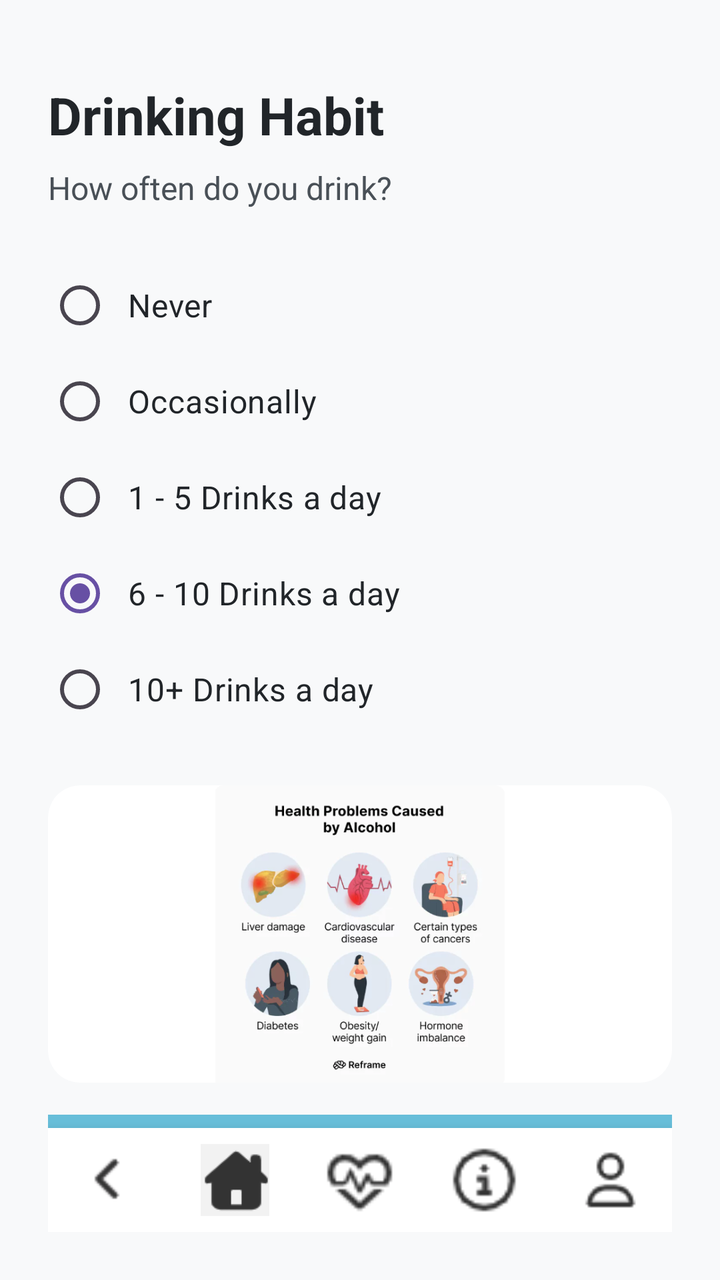
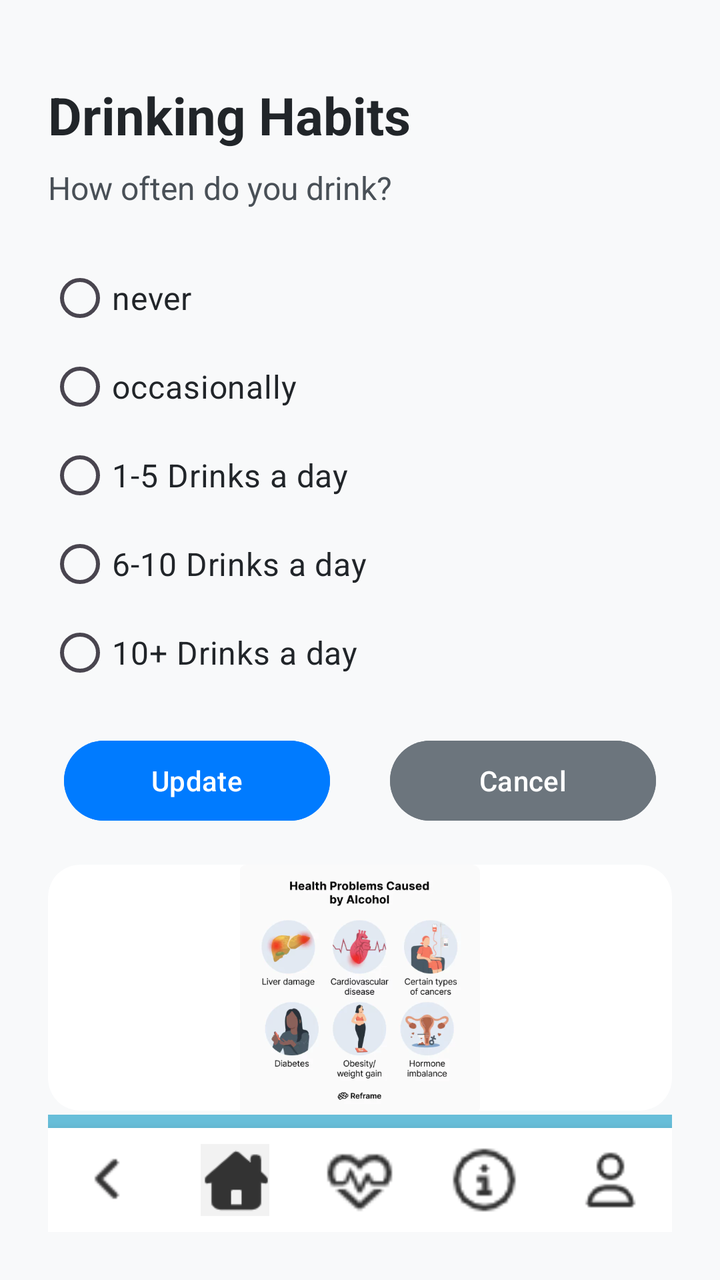

An Android layout rendered at two revisions. The XML below is the earlier revision; the diff shows what the commit changed to produce the second picture.
<!-- AndroidManifest.xml: application theme Theme.MAG01Y26 -->
<!-- res/layout/activity_drinking.xml -->
<?xml version="1.0" encoding="utf-8"?>
<LinearLayout xmlns:android="http://schemas.android.com/apk/res/android"
    xmlns:app="http://schemas.android.com/apk/res-auto"
    android:layout_width="match_parent"
    android:layout_height="match_parent"
    android:orientation="vertical"
    android:padding="24dp"
    android:background="#F8F9FA">

    <TextView
        android:id="@+id/tvTitle"
        android:layout_width="wrap_content"
        android:layout_height="wrap_content"
        android:layout_marginTop="16dp"
        android:text="Drinking Habit"
        android:textColor="#212529"
        android:textSize="26sp"
        android:textStyle="bold" />

    <TextView
        android:id="@+id/tvSubtitle"
        android:layout_width="wrap_content"
        android:layout_height="wrap_content"
        android:layout_marginTop="8dp"
        android:layout_marginBottom="24dp"
        android:text="How often do you drink?"
        android:textColor="#495057"
        android:textSize="16sp" />

    <RadioGroup
        android:id="@+id/rgHabits"
        android:layout_width="match_parent"
        android:layout_height="wrap_content"
        android:orientation="vertical">

        <RadioButton
            android:id="@+id/rbNever"
            android:layout_width="match_parent"
            android:layout_height="wrap_content"
            android:text="Never"
            android:textSize="16sp"
            android:padding="8dp"
            android:textColor="#212529"/>

        <RadioButton
            android:id="@+id/rbOccasionally"
            android:layout_width="match_parent"
            android:layout_height="wrap_content"
            android:text="Occasionally"
            android:textSize="16sp"
            android:padding="8dp"
            android:textColor="#212529"/>

        <RadioButton
            android:id="@+id/rb30_60"
            android:layout_width="match_parent"
            android:layout_height="wrap_content"
            android:padding="8dp"
            android:text="1 - 5 Drinks a day"
            android:textColor="#212529"
            android:textSize="16sp" />

        <RadioButton
            android:id="@+id/rb61_120"
            android:layout_width="match_parent"
            android:layout_height="wrap_content"
            android:checked="true"
            android:padding="8dp"
            android:text="6 - 10 Drinks a day"
            android:textColor="#212529"
            android:textSize="16sp" />

        <RadioButton
            android:id="@+id/rb120_180"
            android:layout_width="match_parent"
            android:layout_height="wrap_content"
            android:padding="8dp"
            android:text="10+ Drinks a day"
            android:textColor="#212529"
            android:textSize="16sp" />

    </RadioGroup>

    <androidx.cardview.widget.CardView
        android:layout_width="match_parent"
        android:layout_height="0dp"
        android:layout_weight="1"
        android:layout_marginTop="24dp"
        android:layout_marginBottom="16dp"
        app:cardCornerRadius="16dp"
        app:cardElevation="0dp">

        <ImageView
            android:id="@+id/ivInfographic"
            android:layout_width="match_parent"
            android:layout_height="match_parent"
            android:scaleType="fitCenter"
            android:src="@drawable/ic_drinking"
            android:contentDescription="Activity_drinking"/>
    </androidx.cardview.widget.CardView>
    <include layout="@layout/layout_blue_divider" />
    <LinearLayout
        android:id="@+id/bottomNavigationBar"
        android:layout_width="match_parent"
        android:layout_height="wrap_content"
        android:layout_alignParentBottom="true"
        android:orientation="horizontal"
        android:background="#FFFFFF"
        android:paddingTop="8dp"
        android:paddingBottom="8dp"
        android:elevation="8dp"
        android:weightSum="5">

        <ImageView
            android:id="@+id/btnBack"
            android:layout_width="0dp"
            android:layout_height="36dp"
            android:layout_weight="1"
            android:src="@drawable/ic_back"
            android:contentDescription="Back" />

        <ImageView
            android:id="@+id/btnHome"
            android:layout_width="0dp"
            android:layout_height="36dp"
            android:layout_weight="1"
            android:src="@drawable/ic_home_selected"
            android:contentDescription="Home" />

        <ImageView
            android:id="@+id/btnHeart"
            android:layout_width="0dp"
            android:layout_height="36dp"
            android:layout_weight="1"
            android:src="@drawable/ic_simulation"
            android:contentDescription="Simulation" />

        <ImageView
            android:id="@+id/btnInfo"
            android:layout_width="0dp"
            android:layout_height="36dp"
            android:layout_weight="1"
            android:src="@drawable/ic_info"
            android:contentDescription="Info" />

        <ImageView
            android:id="@+id/btnProfile"
            android:layout_width="0dp"
            android:layout_height="36dp"
            android:layout_weight="1"
            android:src="@drawable/ic_profile"
            android:contentDescription="Profile" />
    </LinearLayout>
</LinearLayout>
<!-- res/layout/layout_blue_divider.xml (included above) -->
<?xml version="1.0" encoding="utf-8"?>
<View xmlns:android="http://schemas.android.com/apk/res/android"
    android:layout_width="match_parent"
    android:layout_height="20px"
    android:background="#67bed9"
    android:layout_above="@id/bottomNavigationBar" />
<!-- resources referenced by this layout -->
<resources>
  <!-- drawable ic_back: png bitmap (drawable, 230 bytes) -->
  <!-- drawable ic_drinking: png bitmap (drawable, 133772 bytes) -->
  <!-- drawable ic_home_selected: png bitmap (drawable, 756 bytes) -->
  <!-- drawable ic_info: png bitmap (drawable, 487 bytes) -->
  <!-- drawable ic_profile: png bitmap (drawable, 459 bytes) -->
  <!-- drawable ic_simulation: png bitmap (drawable, 723 bytes) -->
  <style name="Theme.MAG01Y26" parent="Base.Theme.MAG01Y26" />
  <style name="Base.Theme.MAG01Y26" parent="Theme.Material3.DayNight.NoActionBar">
          
          
      </style>
</resources>

<!-- the commit's change to res/layout/activity_drinking.xml (unified diff, before → after) -->
@@ -5,14 +5,15 @@
     android:layout_height="match_parent"
     android:orientation="vertical"
     android:padding="24dp"
-    android:background="#F8F9FA">
+    android:background="#F8F9FA"
+    android:id="@+id/activity_drinkingXML">
 
     <TextView
         android:id="@+id/tvTitle"
         android:layout_width="wrap_content"
         android:layout_height="wrap_content"
         android:layout_marginTop="16dp"
-        android:text="Drinking Habit"
+        android:text="@string/Drinking_Habits"
         android:textColor="#212529"
         android:textSize="26sp"
         android:textStyle="bold" />
@@ -23,7 +24,7 @@
         android:layout_height="wrap_content"
         android:layout_marginTop="8dp"
         android:layout_marginBottom="24dp"
-        android:text="How often do you drink?"
+        android:text="@string/drinking_question"
         android:textColor="#495057"
         android:textSize="16sp" />
 
@@ -31,62 +32,92 @@
         android:id="@+id/rgHabits"
         android:layout_width="match_parent"
         android:layout_height="wrap_content"
+        android:dividerPadding="0dp"
+        android:showDividers="none"
         android:orientation="vertical">
 
         <RadioButton
             android:id="@+id/rbNever"
             android:layout_width="match_parent"
             android:layout_height="wrap_content"
-            android:text="Never"
+            android:text="@string/label_never"
             android:textSize="16sp"
-            android:padding="8dp"
+            android:layout_marginTop="-4dp"
             android:textColor="#212529"/>
 
         <RadioButton
             android:id="@+id/rbOccasionally"
             android:layout_width="match_parent"
             android:layout_height="wrap_content"
-            android:text="Occasionally"
+            android:text="@string/occasionally"
             android:textSize="16sp"
-            android:padding="8dp"
+            android:layout_marginTop="-4dp"
             android:textColor="#212529"/>
 
         <RadioButton
-            android:id="@+id/rb30_60"
+            android:id="@+id/rb1_5"
             android:layout_width="match_parent"
             android:layout_height="wrap_content"
-            android:padding="8dp"
-            android:text="1 - 5 Drinks a day"
+            android:layout_marginTop="-4dp"
+            android:text="@string/D1_5"
             android:textColor="#212529"
             android:textSize="16sp" />
 
         <RadioButton
-            android:id="@+id/rb61_120"
+            android:id="@+id/rb6_10"
             android:layout_width="match_parent"
             android:layout_height="wrap_content"
-            android:checked="true"
-            android:padding="8dp"
-            android:text="6 - 10 Drinks a day"
+            android:layout_marginTop="-4dp"
+            android:text="@string/D6_10"
             android:textColor="#212529"
             android:textSize="16sp" />
 
         <RadioButton
-            android:id="@+id/rb120_180"
+            android:id="@+id/rb10_plus"
             android:layout_width="match_parent"
             android:layout_height="wrap_content"
-            android:padding="8dp"
-            android:text="10+ Drinks a day"
+            android:layout_marginTop="-4dp"
+            android:text="@string/D10"
             android:textColor="#212529"
             android:textSize="16sp" />
 
     </RadioGroup>
 
+    <LinearLayout
+        android:layout_width="match_parent"
+        android:layout_height="wrap_content"
+        android:orientation="horizontal"
+        android:gravity="center"
+        android:layout_marginTop="16dp"
+        android:layout_marginBottom="16dp">
+
+        <Button
+            android:id="@+id/btnUpdate"
+            android:layout_width="133dp"
+            android:layout_height="wrap_content"
+            android:layout_marginStart="8dp"
+            android:layout_marginEnd="30dp"
+            android:backgroundTint="#007BFF"
+            android:text="@string/update"
+            android:textColor="#FFFFFF" />
+
+        <Button
+            android:id="@+id/btnCancel"
+            android:layout_width="133dp"
+            android:layout_height="wrap_content"
+            android:layout_marginEnd="8dp"
+            android:backgroundTint="#6C757D"
+            android:text="@string/cancel"
+            android:textColor="#FFFFFF" />
+
+    </LinearLayout>
+
     <androidx.cardview.widget.CardView
         android:layout_width="match_parent"
         android:layout_height="0dp"
         android:layout_weight="1"
-        android:layout_marginTop="24dp"
-        android:layout_marginBottom="16dp"
+        android:layout_marginTop="2dp"
+        android:layout_marginBottom="2dp"
         app:cardCornerRadius="16dp"
         app:cardElevation="0dp">
 
<!-- resource entries referenced after the edit -->
@@ -6,6 +6,15 @@
   <!-- drawable ic_info: png bitmap (drawable, 487 bytes) -->
   <!-- drawable ic_profile: png bitmap (drawable, 459 bytes) -->
   <!-- drawable ic_simulation: png bitmap (drawable, 723 bytes) -->
+  <string name="D10">10+ Drinks a day</string>
+  <string name="D1_5">1-5 Drinks a day</string>
+  <string name="D6_10">6-10 Drinks a day</string>
+  <string name="Drinking_Habits">Drinking Habits</string>
+  <string name="cancel">Cancel</string>
+  <string name="drinking_question">How often do you drink?</string>
+  <string name="label_never">never</string>
+  <string name="occasionally">occasionally</string>
+  <string name="update">Update</string>
   <style name="Theme.MAG01Y26" parent="Base.Theme.MAG01Y26" />
   <style name="Base.Theme.MAG01Y26" parent="Theme.Material3.DayNight.NoActionBar">
           
